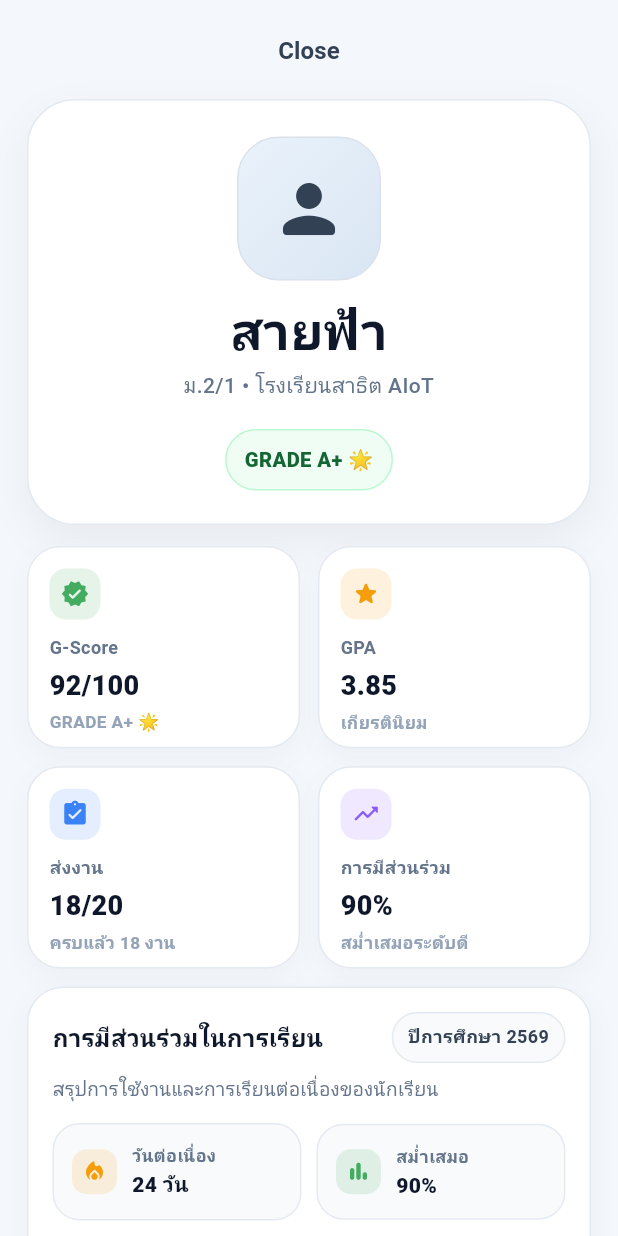
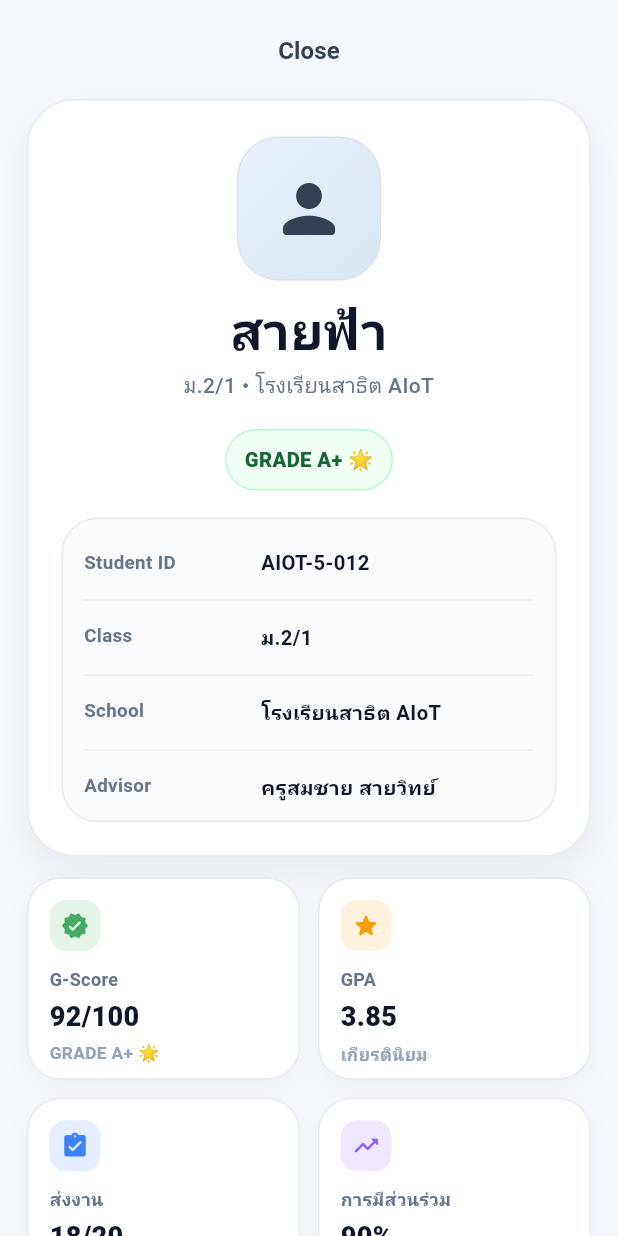
Before and after one commit to pakasit14-Sayfa/aiot-school-lab, a Flutter app: the StudentProfilePage screen opened directly, on a phone screen of 412 x 824 dp. Run offline on Flutter 3.47's test engine with Material 3 defaults, Android fonts, the phone set to English and light mode, and no system bars; our stand-ins replace auto_size_text, dropdown_button2, file_picker, fl_chart, flutter_secure_storage, font_awesome_flutter and 4 more; missing offline and left inert: model_viewer_plus; accounts and stored records are empty; statements that could not run were skipped.

Commit message:
Merge profile details into header card

```diff
--- a/apps/user_app/lib/pages/student_redesign_prototype/widgets/student_profile_page.dart
+++ b/apps/user_app/lib/pages/student_redesign_prototype/widgets/student_profile_page.dart
@@ -115,22 +115,6 @@ class _ProfileMobileLayout extends StatelessWidget {
               ),
               const SizedBox(height: 12),
               _SectionCard(
-                title: 'DETAILS',
-                children: [
-                  _DetailRow(label: 'Student ID', value: 'AIOT-5-012'),
-                  _DividerLine(),
-                  _DetailRow(label: 'Class', value: profile.gradeLevel),
-                  _DividerLine(),
-                  _DetailRow(label: 'School', value: profile.schoolName),
-                  _DividerLine(),
-                  const _DetailRow(
-                    label: 'Advisor',
-                    value: 'ครูสมชาย สายวิทย์',
-                  ),
-                ],
-              ),
-              const SizedBox(height: 12),
-              _SectionCard(
                 title: 'HELP',
                 children: const [
                   _MenuTile(
@@ -203,10 +187,10 @@ class _ProfileDesktopLayout extends StatelessWidget {
   Widget build(BuildContext context) {
     return Center(
       child: ConstrainedBox(
-        constraints: const BoxConstraints(maxWidth: 1240),
+        constraints: const BoxConstraints(maxWidth: 1520),
         child: SingleChildScrollView(
           physics: const BouncingScrollPhysics(),
-          padding: const EdgeInsets.fromLTRB(28, 10, 28, 24),
+          padding: const EdgeInsets.fromLTRB(24, 10, 24, 24),
           child: Column(
             crossAxisAlignment: CrossAxisAlignment.stretch,
             children: [
@@ -232,7 +216,7 @@ class _ProfileDesktopLayout extends StatelessWidget {
                 crossAxisAlignment: CrossAxisAlignment.start,
                 children: [
                   Expanded(
-                    flex: 7,
+                    flex: 8,
                     child: Column(
                       crossAxisAlignment: CrossAxisAlignment.stretch,
                       children: [
@@ -281,36 +265,11 @@ class _ProfileDesktopLayout extends StatelessWidget {
                       ],
                     ),
                   ),
-                  const SizedBox(width: 20),
+                  const SizedBox(width: 18),
                   Expanded(
-                    flex: 5,
+                    flex: 4,
                     child: Column(
                       children: [
-                        _SectionCard(
-                          title: 'DETAILS',
-                          children: [
-                            _DetailRow(
-                              label: 'Student ID',
-                              value: 'AIOT-5-012',
-                            ),
-                            _DividerLine(),
-                            _DetailRow(
-                              label: 'Class',
-                              value: profile.gradeLevel,
-                            ),
-                            _DividerLine(),
-                            _DetailRow(
-                              label: 'School',
-                              value: profile.schoolName,
-                            ),
-                            _DividerLine(),
-                            const _DetailRow(
-                              label: 'Advisor',
-                              value: 'ครูสมชาย สายวิทย์',
-                            ),
-                          ],
-                        ),
-                        const SizedBox(height: 12),
                         _SectionCard(
                           title: 'HELP',
                           children: const [
@@ -456,6 +415,27 @@ class _ProfileHeader extends StatelessWidget {
                 fontSize: 13.5,
                 fontWeight: FontWeight.w800,
               ),
+            ),
+          ),
+          const SizedBox(height: 18),
+          Container(
+            width: double.infinity,
+            padding: const EdgeInsets.fromLTRB(14, 14, 14, 6),
+            decoration: BoxDecoration(
+              color: const Color(0xFFF8FAFC),
+              borderRadius: BorderRadius.circular(24),
+              border: Border.all(color: const Color(0xFFE4EAF1)),
+            ),
+            child: Column(
+              children: [
+                const _DetailRow(label: 'Student ID', value: 'AIOT-5-012'),
+                _DividerLine(),
+                _DetailRow(label: 'Class', value: profile.gradeLevel),
+                _DividerLine(),
+                _DetailRow(label: 'School', value: profile.schoolName),
+                _DividerLine(),
+                const _DetailRow(label: 'Advisor', value: 'ครูสมชาย สายวิทย์'),
+              ],
             ),
           ),
         ],
```
